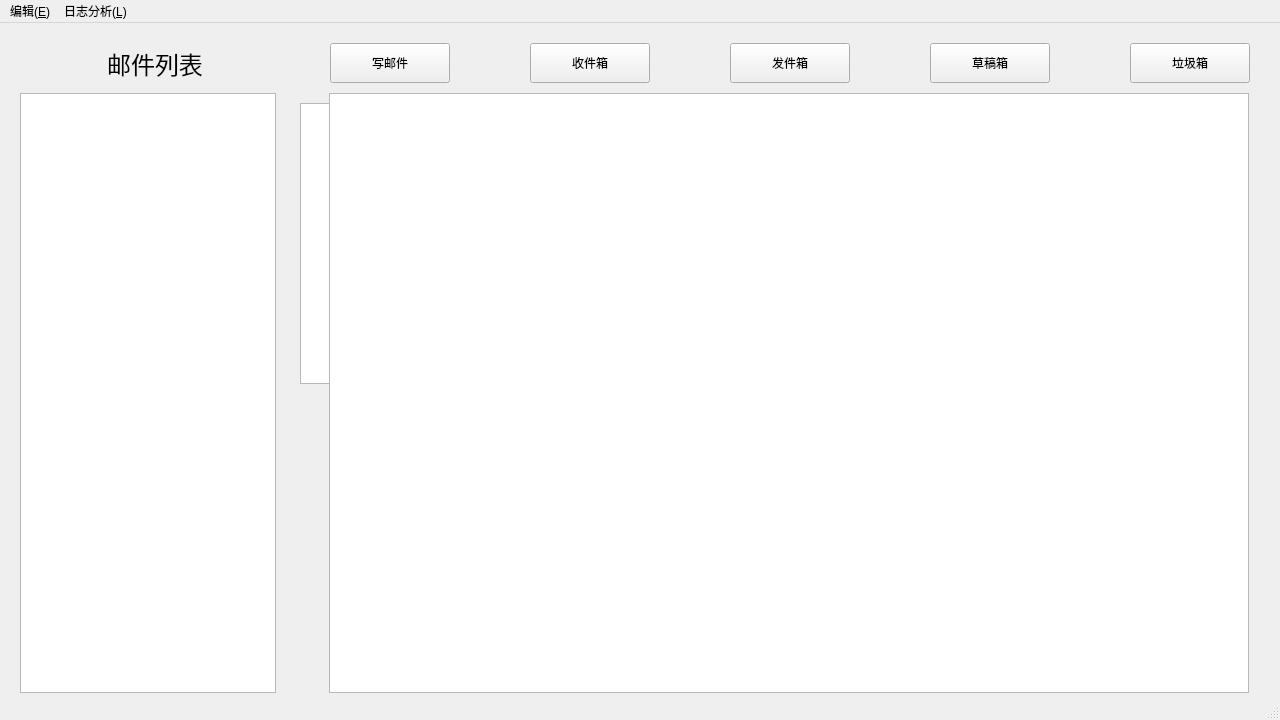
First picture: the form in clientwindow.ui, repository HelloJdss/WangWang_MailClient, before the edit.
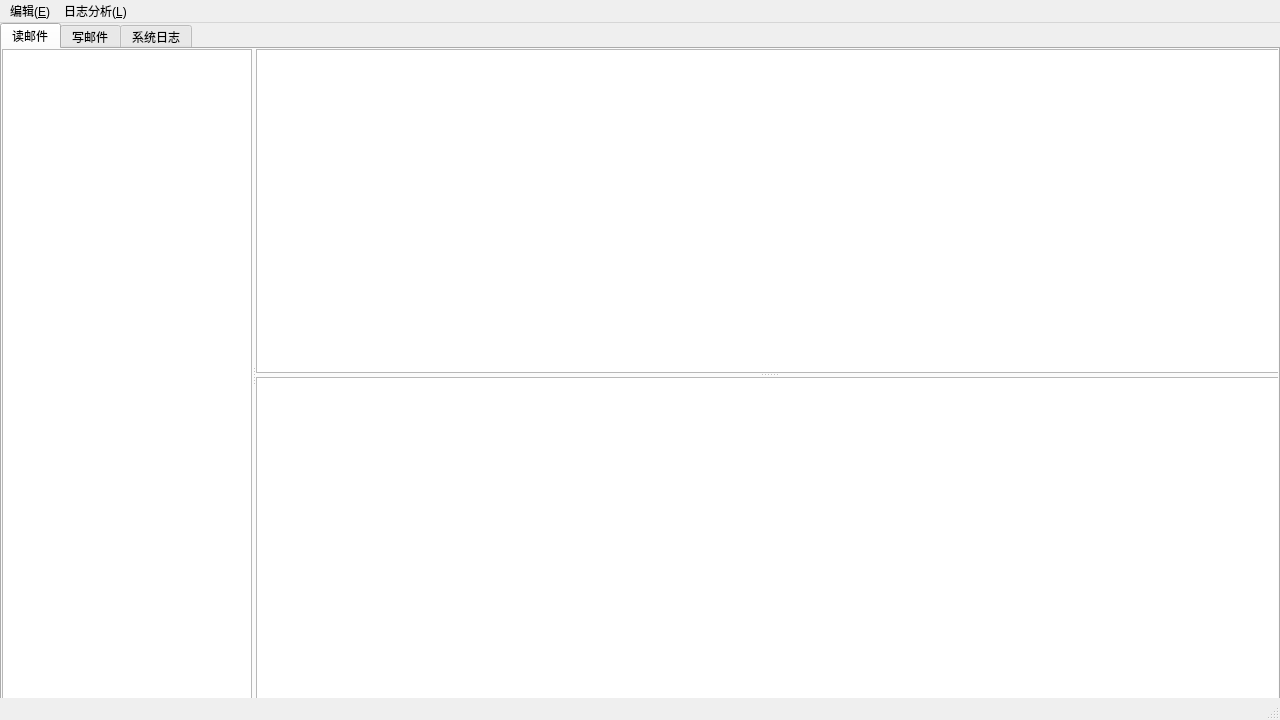
Second picture: the form after the edit.

Diff of the .ui file:
```diff
--- a/clientwindow.ui
+++ b/clientwindow.ui
@@ -26,125 +26,127 @@
    <string>汪汪邮箱</string>
   </property>
   <widget class="QWidget" name="centralWidget">
-   <widget class="QTextEdit" name="WriteMail">
+   <widget class="QTabWidget" name="tabWidget">
     <property name="geometry">
      <rect>
-      <x>300</x>
-      <y>80</y>
-      <width>521</width>
-      <height>281</height>
+      <x>0</x>
+      <y>0</y>
+      <width>1280</width>
+      <height>698</height>
      </rect>
     </property>
-   </widget>
-   <widget class="QPushButton" name="NewMail">
-    <property name="geometry">
-     <rect>
-      <x>330</x>
-      <y>20</y>
-      <width>120</width>
-      <height>40</height>
-     </rect>
-    </property>
-    <property name="text">
-     <string>写邮件</string>
-    </property>
-   </widget>
-   <widget class="QPushButton" name="RecvMail">
-    <property name="geometry">
-     <rect>
-      <x>530</x>
-      <y>20</y>
-      <width>120</width>
-      <height>40</height>
-     </rect>
-    </property>
-    <property name="text">
-     <string>收件箱</string>
-    </property>
-   </widget>
-   <widget class="QPushButton" name="pushButton_3">
-    <property name="geometry">
-     <rect>
-      <x>730</x>
-      <y>20</y>
-      <width>120</width>
-      <height>40</height>
-     </rect>
-    </property>
-    <property name="text">
-     <string>发件箱</string>
-    </property>
-   </widget>
-   <widget class="QPushButton" name="pushButton_4">
-    <property name="geometry">
-     <rect>
-      <x>930</x>
-      <y>20</y>
-      <width>120</width>
-      <height>40</height>
-     </rect>
-    </property>
-    <property name="text">
-     <string>草稿箱</string>
-    </property>
-   </widget>
-   <widget class="QPushButton" name="pushButton_5">
-    <property name="geometry">
-     <rect>
-      <x>1130</x>
-      <y>20</y>
-      <width>120</width>
-      <height>40</height>
-     </rect>
-    </property>
-    <property name="text">
-     <string>垃圾箱</string>
-    </property>
-   </widget>
-   <widget class="QTextBrowser" name="ReadMail">
-    <property name="geometry">
-     <rect>
-      <x>329</x>
-      <y>70</y>
-      <width>920</width>
-      <height>600</height>
-     </rect>
-    </property>
-   </widget>
-   <widget class="QLabel" name="label">
-    <property name="geometry">
-     <rect>
-      <x>20</x>
-      <y>20</y>
-      <width>270</width>
-      <height>41</height>
-     </rect>
-    </property>
-    <property name="font">
-     <font>
-      <family>等线</family>
-      <pointsize>18</pointsize>
-     </font>
+    <property name="accessibleName">
+     <string/>
     </property>
     <property name="layoutDirection">
      <enum>Qt::LeftToRight</enum>
     </property>
-    <property name="text">
-     <string>邮件列表</string>
+    <property name="tabPosition">
+     <enum>QTabWidget::North</enum>
     </property>
-    <property name="alignment">
-     <set>Qt::AlignCenter</set>
+    <property name="tabShape">
+     <enum>QTabWidget::Rounded</enum>
     </property>
-   </widget>
-   <widget class="QListWidget" name="listWidget">
-    <property name="geometry">
-     <rect>
-      <x>20</x>
-      <y>70</y>
-      <width>256</width>
-      <height>600</height>
-     </rect>
+    <property name="currentIndex">
+     <number>0</number>
     </property>
+    <property name="iconSize">
+     <size>
+      <width>16</width>
+      <height>16</height>
+     </size>
+    </property>
+    <property name="elideMode">
+     <enum>Qt::ElideNone</enum>
+    </property>
+    <property name="movable">
+     <bool>false</bool>
+    </property>
+    <widget class="QWidget" name="tab1">
+     <property name="minimumSize">
+      <size>
+       <width>16</width>
+       <height>16</height>
+      </size>
+     </property>
+     <attribute name="title">
+      <string>读邮件</string>
+     </attribute>
+     <widget class="QSplitter" name="splitter_2">
+      <property name="geometry">
+       <rect>
+        <x>0</x>
+        <y>0</y>
+        <width>1280</width>
+        <height>652</height>
+       </rect>
+      </property>
+      <property name="maximumSize">
+       <size>
+        <width>16777215</width>
+        <height>652</height>
+       </size>
+      </property>
+      <property name="orientation">
+       <enum>Qt::Horizontal</enum>
+      </property>
+      <widget class="QTreeView" name="MailBoxView">
+       <property name="minimumSize">
+        <size>
+         <width>100</width>
+         <height>0</height>
+        </size>
+       </property>
+       <property name="maximumSize">
+        <size>
+         <width>250</width>
+         <height>652</height>
+        </size>
+       </property>
+      </widget>
+      <widget class="QSplitter" name="splitter">
+       <property name="orientation">
+        <enum>Qt::Vertical</enum>
+       </property>
+       <widget class="QTableWidget" name="tableWidget">
+        <property name="minimumSize">
+         <size>
+          <width>500</width>
+          <height>150</height>
+         </size>
+        </property>
+       </widget>
+       <widget class="QTextBrowser" name="textBrowser">
+        <property name="minimumSize">
+         <size>
+          <width>500</width>
+          <height>100</height>
+         </size>
+        </property>
+       </widget>
+      </widget>
+     </widget>
+    </widget>
+    <widget class="QWidget" name="tab2">
+     <attribute name="title">
+      <string>写邮件</string>
+     </attribute>
+    </widget>
+    <widget class="QWidget" name="tab3">
+     <attribute name="title">
+      <string>系统日志</string>
+     </attribute>
+     <widget class="QTextBrowser" name="Logview">
+      <property name="geometry">
+       <rect>
+        <x>0</x>
+        <y>0</y>
+        <width>1280</width>
+        <height>652</height>
+       </rect>
+      </property>
+     </widget>
+    </widget>
    </widget>
   </widget>
   <widget class="QMenuBar" name="menuBar">
```
